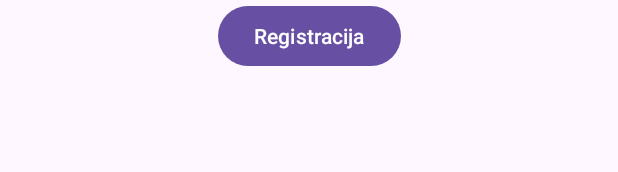
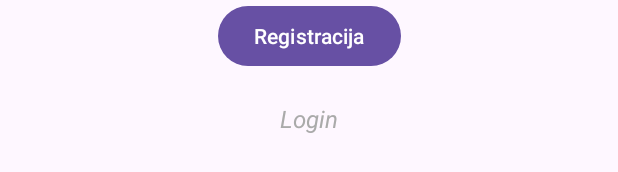
Before and after one commit to nikolalucicc/CarMarketAndroid, an Android app: the layout fragment_registration.xml on its own in the app's theme, with its tools: preview values and no code run, on a phone screen of 412 x 824 dp. Shown: the part 611-783 px from the top of the screen. Run offline under Robolectric (Android 15) with nearby library versions, the phone set to English and light mode, and no system bars.

Commit message:
Login implemented

```diff
--- /dev/null
+++ b/app/src/main/java/com/carmarket/model/request/LoginRequest.kt
@@ -0,0 +1,6 @@
+package com.carmarket.model.request
+
+data class LoginRequest (
+    val username: String,
+    val password: String
+)
--- a/app/src/main/java/com/carmarket/module/module.kt
+++ b/app/src/main/java/com/carmarket/module/module.kt
@@ -7,6 +7,7 @@ import com.carmarket.repository.AllAdsRepository
 import com.carmarket.repository.UserRepository
 import com.carmarket.ui.adDetails.AdDetailsViewModel
 import com.carmarket.ui.allAds.AllAdsViewModel
+import com.carmarket.ui.login.LoginViewModel
 import com.carmarket.ui.registration.RegistrationViewModel
 import org.koin.androidx.viewmodel.dsl.viewModel
 import org.koin.dsl.module
@@ -15,6 +16,7 @@ val viewModule = module {
     viewModel { AllAdsViewModel(get()) }
     viewModel { AdDetailsViewModel(get()) }
     viewModel { RegistrationViewModel(get()) }
+    viewModel { LoginViewModel(get()) }
 }
 
 val networkModule = module {
--- a/app/src/main/java/com/carmarket/network/CarMarketApi.kt
+++ b/app/src/main/java/com/carmarket/network/CarMarketApi.kt
@@ -1,7 +1,9 @@
 package com.carmarket.network
 
+import com.carmarket.model.request.LoginRequest
 import com.carmarket.model.request.UserRequest
 import com.carmarket.model.responseBody.AdResponseBody
+import com.carmarket.model.responseBody.LoginResponseBody
 import com.carmarket.model.responseBody.UserResponseBody
 import retrofit2.Response
 import retrofit2.http.Body
@@ -43,4 +45,7 @@ interface CarMarketApi {
 
     @POST("/auth/registration")
     suspend fun registration(@Body userRequest: UserRequest)
+
+    @POST("/auth/login")
+    suspend fun login(@Body loginRequest: LoginRequest): Response<LoginResponseBody>
 }
--- a/app/src/main/res/layout/fragment_registration.xml
+++ b/app/src/main/res/layout/fragment_registration.xml
@@ -1,113 +1,126 @@
 <?xml version="1.0" encoding="utf-8"?>
 <androidx.constraintlayout.widget.ConstraintLayout xmlns:android="http://schemas.android.com/apk/res/android"
+    xmlns:app="http://schemas.android.com/apk/res-auto"
     xmlns:tools="http://schemas.android.com/tools"
     android:layout_width="match_parent"
     android:layout_height="match_parent"
-    xmlns:app="http://schemas.android.com/apk/res-auto"
     tools:context=".ui.registration.RegistrationFragment">
 
     <TextView
         android:id="@+id/registrationTextView"
         android:layout_width="wrap_content"
         android:layout_height="wrap_content"
+        android:layout_marginTop="60dp"
         android:text="@string/registration"
+        android:textSize="20sp"
+        app:layout_constraintEnd_toEndOf="parent"
         app:layout_constraintStart_toStartOf="parent"
-        app:layout_constraintEnd_toEndOf="parent"
-        app:layout_constraintTop_toTopOf="parent"
-        android:textSize="20sp"
-        android:layout_marginTop="60dp"/>
+        app:layout_constraintTop_toTopOf="parent" />
 
     <EditText
         android:id="@+id/firstNameEditText"
         android:layout_width="match_parent"
         android:layout_height="40dp"
-        app:layout_constraintTop_toBottomOf="@+id/registrationTextView"
-        app:layout_constraintStart_toStartOf="parent"
-        app:layout_constraintEnd_toEndOf="parent"
+        android:layout_marginStart="30dp"
         android:layout_marginTop="40dp"
-        android:hint="@string/firstName"
-        android:layout_marginStart="30dp"
         android:layout_marginEnd="30dp"
         android:autofillHints="name"
-        android:inputType="text"/>
+        android:hint="@string/firstName"
+        android:inputType="text"
+        app:layout_constraintEnd_toEndOf="parent"
+        app:layout_constraintStart_toStartOf="parent"
+        app:layout_constraintTop_toBottomOf="@+id/registrationTextView" />
 
     <EditText
         android:id="@+id/lastNameEditText"
         android:layout_width="match_parent"
         android:layout_height="40dp"
-        app:layout_constraintTop_toBottomOf="@+id/firstNameEditText"
-        app:layout_constraintStart_toStartOf="parent"
-        app:layout_constraintEnd_toEndOf="parent"
+        android:layout_marginStart="30dp"
         android:layout_marginTop="6dp"
-        android:hint="@string/lastName"
-        android:layout_marginStart="30dp"
         android:layout_marginEnd="30dp"
         android:autofillHints="name"
-        android:inputType="text" />
+        android:hint="@string/lastName"
+        android:inputType="text"
+        app:layout_constraintEnd_toEndOf="parent"
+        app:layout_constraintStart_toStartOf="parent"
+        app:layout_constraintTop_toBottomOf="@+id/firstNameEditText" />
 
     <EditText
         android:id="@+id/usernameEditText"
         android:layout_width="match_parent"
         android:layout_height="40dp"
-        app:layout_constraintTop_toBottomOf="@+id/lastNameEditText"
+        android:layout_marginStart="30dp"
+        android:layout_marginTop="6dp"
+        android:layout_marginEnd="30dp"
+        android:hint="@string/username"
+        android:inputType="text"
+        app:layout_constraintEnd_toEndOf="parent"
         app:layout_constraintStart_toStartOf="parent"
-        app:layout_constraintEnd_toEndOf="parent"
-        android:layout_marginTop="6dp"
-        android:hint="@string/username"
-        android:layout_marginStart="30dp"
-        android:layout_marginEnd="30dp"
-        android:inputType="text" />
+        app:layout_constraintTop_toBottomOf="@+id/lastNameEditText" />
 
     <EditText
         android:id="@+id/emailEditText"
         android:layout_width="match_parent"
         android:layout_height="40dp"
-        app:layout_constraintTop_toBottomOf="@+id/usernameEditText"
-        app:layout_constraintStart_toStartOf="parent"
-        app:layout_constraintEnd_toEndOf="parent"
+        android:layout_marginStart="30dp"
         android:layout_marginTop="6dp"
-        android:hint="@string/email"
-        android:layout_marginStart="30dp"
         android:layout_marginEnd="30dp"
         android:autofillHints="emailAddress"
-        android:inputType="textEmailAddress" />
+        android:hint="@string/email"
+        android:inputType="textEmailAddress"
+        app:layout_constraintEnd_toEndOf="parent"
+        app:layout_constraintStart_toStartOf="parent"
+        app:layout_constraintTop_toBottomOf="@+id/usernameEditText" />
 
     <EditText
         android:id="@+id/passwordEditText"
         android:layout_width="match_parent"
         android:layout_height="40dp"
-        app:layout_constraintTop_toBottomOf="@+id/emailEditText"
-        app:layout_constraintStart_toStartOf="parent"
-        app:layout_constraintEnd_toEndOf="parent"
+        android:layout_marginStart="30dp"
         android:layout_marginTop="6dp"
-        android:hint="@string/password"
-        android:layout_marginStart="30dp"
         android:layout_marginEnd="30dp"
         android:autofillHints="password"
-        android:inputType="textPassword" />
+        android:hint="@string/password"
+        android:inputType="textPassword"
+        app:layout_constraintEnd_toEndOf="parent"
+        app:layout_constraintStart_toStartOf="parent"
+        app:layout_constraintTop_toBottomOf="@+id/emailEditText" />
 
     <EditText
         android:id="@+id/repeatedPasswordEditText"
         android:layout_width="match_parent"
         android:layout_height="40dp"
-        app:layout_constraintTop_toBottomOf="@+id/passwordEditText"
-        app:layout_constraintStart_toStartOf="parent"
-        app:layout_constraintEnd_toEndOf="parent"
+        android:layout_marginStart="30dp"
         android:layout_marginTop="6dp"
-        android:hint="@string/repeatedPassword"
-        android:layout_marginStart="30dp"
         android:layout_marginEnd="30dp"
         android:autofillHints="password"
-        android:inputType="textPassword" />
+        android:hint="@string/repeatedPassword"
+        android:inputType="textPassword"
+        app:layout_constraintEnd_toEndOf="parent"
+        app:layout_constraintStart_toStartOf="parent"
+        app:layout_constraintTop_toBottomOf="@+id/passwordEditText" />
 
     <Button
         android:id="@+id/registrationButton"
         android:layout_width="wrap_content"
         android:layout_height="wrap_content"
-        app:layout_constraintTop_toBottomOf="@id/repeatedPasswordEditText"
+        android:layout_marginTop="10dp"
+        android:text="@string/registration"
+        app:layout_constraintEnd_toEndOf="parent"
+        app:layout_constraintStart_toStartOf="parent"
+        app:layout_constraintTop_toBottomOf="@id/repeatedPasswordEditText" />
+
+    <TextView
+        android:id="@+id/loginRedirectTextView"
+        android:layout_width="wrap_content"
+        android:layout_height="wrap_content"
+        android:text="@string/login"
+        app:layout_constraintTop_toBottomOf="@id/registrationButton"
         app:layout_constraintStart_toStartOf="parent"
         app:layout_constraintEnd_toEndOf="parent"
-        android:text="@string/registration"
-        android:layout_marginTop="10dp"/>
+        android:layout_marginTop="20dp"
+        android:textSize="16sp"
+        android:textColor="@android:color/darker_gray"
+        android:textStyle="italic" />
 
 </androidx.constraintlayout.widget.ConstraintLayout>
--- a/app/src/main/res/values/strings.xml
+++ b/app/src/main/res/values/strings.xml
@@ -67,4 +67,7 @@
     <string name="username">Username</string>
     <string name="password">Sifra</string>
     <string name="repeatedPassword">Ponovite sifru</string>
+
+    <string name="login">Login</string>
+
 </resources>
```
Also changed, not shown: app/src/main/java/com/carmarket/repository/UserRepository.kt (+10 -0 lines), app/src/main/java/com/carmarket/stateClasses/LoginUIState.kt (added, +9 -0 lines), app/src/main/java/com/carmarket/ui/MainActivity.kt (+6 -6 lines), app/src/main/java/com/carmarket/ui/login/LoginFragment.kt (added, +115 -0 lines), app/src/main/java/com/carmarket/ui/login/LoginViewModel.kt (added, +34 -0 lines), app/src/main/java/com/carmarket/ui/registration/RegistrationFragment.kt (+17 -6 lines), app/src/main/res/layout/fragment_login.xml (added, +71 -0 lines), app/src/main/res/navigation/nav_graph.xml (+17 -1 lines).
